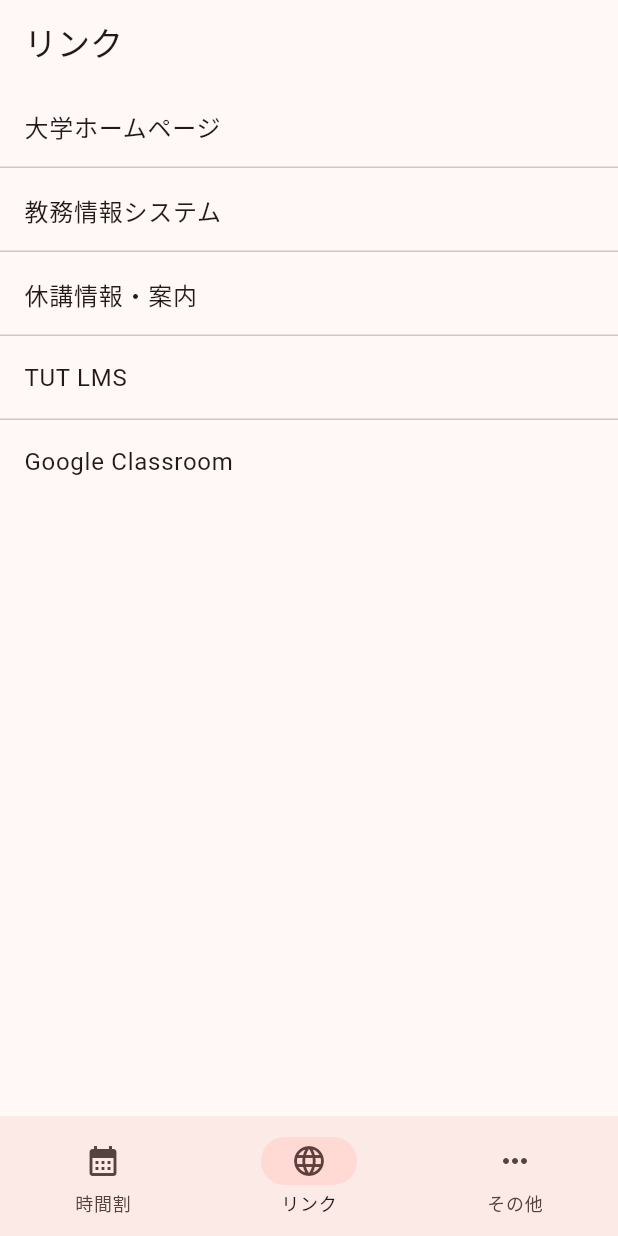
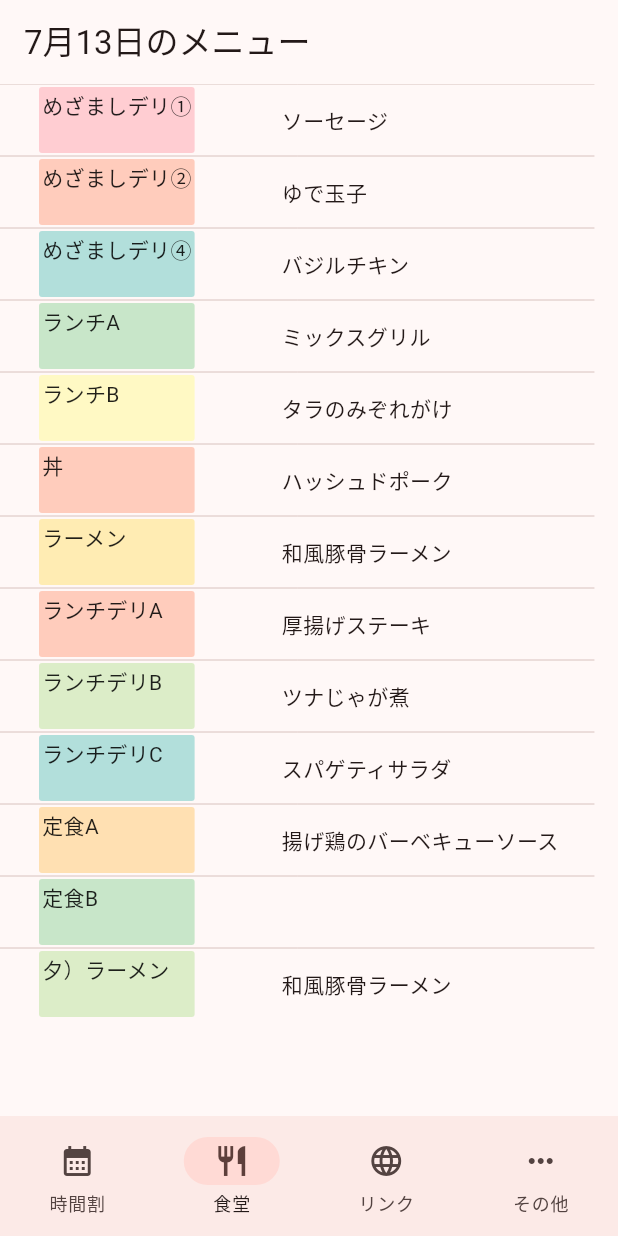
Before and after one commit to eyr1n/TUTility, a Flutter app: the screen it shows after launch, item 2 of the bottom bar chosen, on a phone screen of 412 x 824 dp. Run offline on Flutter 3.47's test engine with Material 2 defaults, Android fonts, the phone set to English and light mode, and no system bars; our stand-ins replace csv, flutter_svg, package_info_plus, shared_preferences, tuple, webview_flutter; missing offline and left inert: flutter_custom_tabs.

Commit message:
動作確認済

```diff
--- /dev/null
+++ b/assets/cafe_menu.csv
@@ -0,0 +1,8 @@
+date,めざましデリ①,めざましデリ②,めざましデリ④,ランチA,ランチB,丼,ラーメン,ランチデリA,ランチデリB,ランチデリC,定食A,定食B,夕）ラーメン
+2022-06-27,ソーセージ,ゆで玉子,バジルチキン,ミックスグリル,タラのみぞれがけ,ハッシュドポーク,和風豚骨ラーメン,厚揚げステーキ,ツナじゃが煮,スパゲティサラダ,揚げ鶏のバーベキューソース,,和風豚骨ラーメン
+2022-06-28,ハムポテトフライ,厚焼き玉子,ひじきと大豆煮,味噌かつ,白身魚のソテー塩レモンソース,親子丼,冷し山菜とろろそば,豆もやしの豆板醤マヨ和え,ミーゴレン,春巻,ホキの天ぷらポン酢あん,,冷し山菜とろろそば
+2022-06-29,大根の煮物,玉子ロール,白身魚（タラ）フライ,揚げ鶏の青のりﾏﾖﾈｰｽﾞわさび風味,サバの香草チーズ焼き,どて丼,冷しツナおろしきしめん,肉焼売,きんぴらごぼうのサラダ仕立て,イカと切干大根の南蛮酢,豚肉のスタミナ炒め,,冷しツナおろしきしめん
+2022-06-30,照り焼きつくね,野菜オムレツ,カニクリームコロッケ,豚肉のチンジャオロース,フィッシュ（ホキ）＆チップス,ジェノベーゼスパゲティ,ねぎラーメン,ブロッコリーと塩昆布の和え物,大根と牛すじの煮物,茄子のそぼろあんかけ,照り焼きチキン,,ねぎラーメン
+2022-07-01,筑前煮,千草卵焼,白身魚（ホキ）のつけ焼き,ササミの天ぷら,さわらの生姜醤油あんかけ,野菜たっぷりカレー,塩野菜ラーメン,豚しゃぶサラダ風,きのこ入りスパニッシュオムレツ,南瓜と糸こんの煮物,揚げ豆腐肉あんかけ,,塩野菜ラーメン
+2022-07-02,,,,ハンバーグ,イカフリッターの甘酢あんかけ,,,,,,鶏肉の坦々焼き,マグロステーキカツ,
+2022-07-03,,,,鶏のミモザ焼き,白身魚(ホキ)の天ぷら明太子おろしマヨソース,,,,,,ヘルシー酢鶏,さわらの味噌焼き,
--- /dev/null
+++ b/lib/pages/cafe_menu.dart
@@ -0,0 +1,70 @@
+import 'package:csv/csv.dart';
+import 'package:csv/csv_settings_autodetection.dart';
+import 'package:flutter/material.dart';
+import 'package:intl/intl.dart';
+import 'package:flutter/services.dart';
+import 'package:tutility/utils/palette.dart';
+
+class CafeMenu extends StatefulWidget {
+  const CafeMenu({Key? key}) : super(key: key);
+
+  @override
+  State<CafeMenu> createState() => _CafeMenuState();
+}
+
+class _CafeMenuState extends State<CafeMenu> {
+  List<List<dynamic>>? csv;
+
+  void fn() async {
+    var d = FirstOccurrenceSettingsDetector(eols: ['\r\n', '\n']);
+    String txt = await rootBundle.loadString('assets/cafe_menu.csv');
+    setState(() {
+      csv = CsvToListConverter(csvSettingsDetector: d).convert(txt);
+      //print(csv);
+    });
+  }
+
+  @override
+  Widget build(BuildContext context) {
+    fn();
+    return Scaffold(
+        appBar: AppBar(
+          title: Text('${DateFormat('M月d日').format(DateTime.now())}のメニュー'),
+          centerTitle: false,
+        ),
+        body: SingleChildScrollView(
+            //width: double.infinity,
+            child:
+                DataTable(headingRowHeight: 0, dividerThickness: 0, columns: [
+          DataColumn(
+            label: Text(''),
+          ),
+          DataColumn(
+            label: Text(''),
+          ),
+        ], rows: [
+          for (int i = 1; csv != null && i < csv![0].length; i++)
+            DataRow(
+              cells: <DataCell>[
+                DataCell(Container(
+                  constraints: BoxConstraints.expand(),
+                  margin: EdgeInsets.all(2),
+                  padding: EdgeInsets.all(2),
+                  decoration: BoxDecoration(
+                    borderRadius: BorderRadius.circular(2),
+                    color: palette[csv![0][i].hashCode % palette.length][100],
+                  ),
+                  child: Text(
+                    csv![0][i],
+                    style: TextStyle(color: Colors.black87),
+                  ),
+                )),
+                DataCell(Text(csv![1][i])),
+              ],
+            ),
+        ])
+
+            //Text('${csv![0][i]}: ${csv![1][i]}')
+            ));
+  }
+}
--- a/lib/pages/links.dart
+++ b/lib/pages/links.dart
@@ -26,6 +26,7 @@ class LinksPage extends StatelessWidget {
     return Scaffold(
       appBar: AppBar(
         title: const Text('リンク'),
+        centerTitle: false,
       ),
       body: ListView(
         children: ListTile.divideTiles(
--- a/lib/pages/misc.dart
+++ b/lib/pages/misc.dart
@@ -10,6 +10,7 @@ class MiscPage extends StatelessWidget {
     return Scaffold(
       appBar: AppBar(
         title: const Text('その他'),
+        centerTitle: false,
       ),
       body: ListView(
         children: ListTile.divideTiles(
--- a/lib/widgets/timetable/tile_dialog.dart
+++ b/lib/widgets/timetable/tile_dialog.dart
@@ -3,8 +3,8 @@ import 'package:flutter_custom_tabs/flutter_custom_tabs.dart';
 
 import '../../utils/tile_data.dart';
 
-class TimetableTileDialog extends StatelessWidget {
-  const TimetableTileDialog({Key? key, required this.tileData})
+class TimetableTileOnTapDialog extends StatelessWidget {
+  const TimetableTileOnTapDialog({Key? key, required this.tileData})
       : super(key: key);
 
   final TileData tileData;
--- a/lib/widgets/timetable/tile_null.dart
+++ b/lib/widgets/timetable/tile_null.dart
@@ -1,5 +1,6 @@
 import 'package:flutter/material.dart';
 
+@immutable
 class TimetableTileNull extends StatelessWidget {
   const TimetableTileNull({Key? key}) : super(key: key);
 
--- a/pubspec.yaml
+++ b/pubspec.yaml
@@ -1,11 +1,12 @@
 name: tutility
 publish_to: 'none'
-version: 1.1.6+6
+version: 1.1.7+7
 
 environment:
   sdk: '>=2.16.2 <3.0.0'
 
 dependencies:
+  csv: ^5.0.1
   flutter:
     sdk: flutter
   flutter_custom_tabs: ^1.0.4
@@ -32,6 +33,7 @@ flutter:
   assets:
     - assets/icon_appbar.svg
     - assets/get_timetable.js
+    - assets/cafe_menu.csv
 
 flutter_icons:
   ios: true
```
Also changed, not shown: lib/main.dart (+5 -17 lines), lib/pages/get_timetable.dart (+10 -3 lines), lib/pages/timetable.dart (+37 -21 lines), lib/utils/font_scaler.dart (added, +10 -0 lines), lib/widgets/timetable/table.dart (+8 -36 lines), lib/widgets/timetable/tile.dart (+10 -7 lines), lib/widgets/timetable/weekday.dart (added, +35 -0 lines), pubspec.lock, 1 other file.
